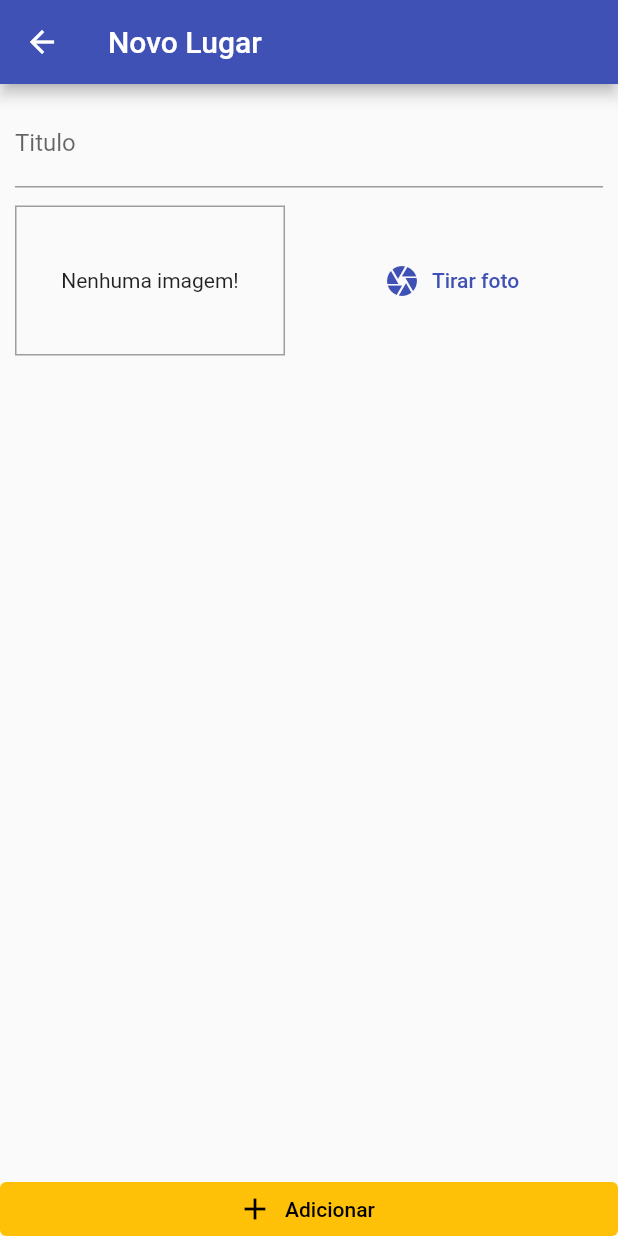
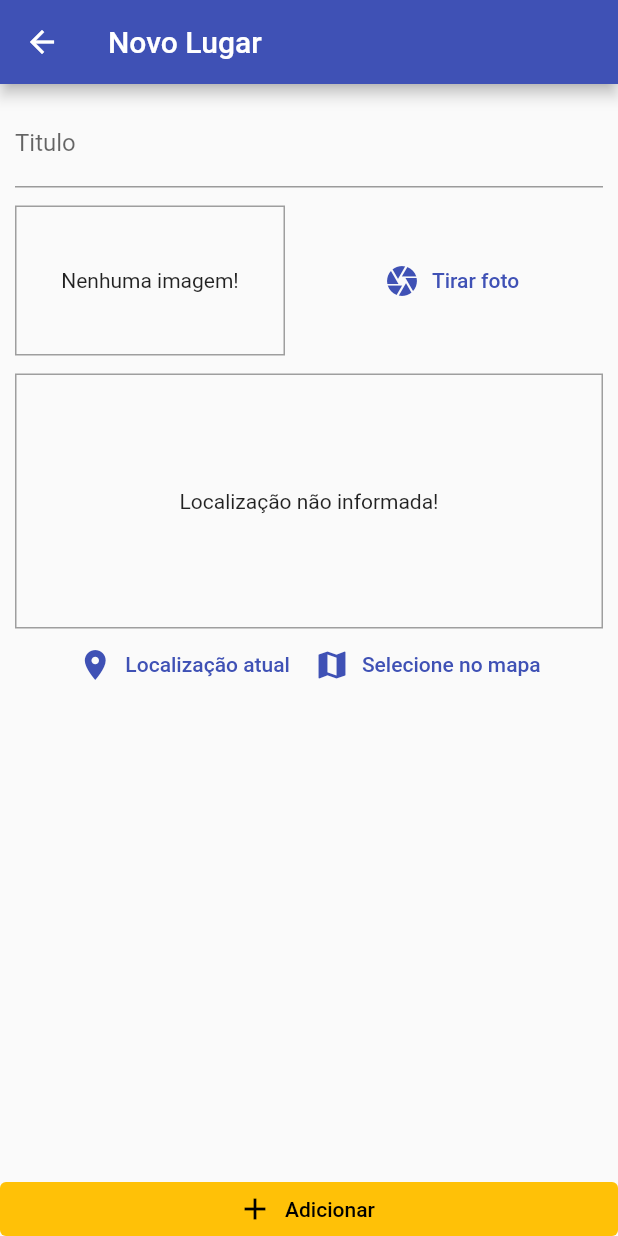
Before and after one commit to IagoEngel/great_places, a Flutter app: the screen it shows after launch, after a tap on the "add" icon, on a phone screen of 412 x 824 dp. Run offline on Flutter 3.47's test engine with Material 2 defaults, Android fonts, the phone set to English and light mode, and no system bars; our stand-ins replace google_maps_flutter, image_picker, location, sqflite; accounts and stored records are empty.

Commit message:
Aula 340 até 353

```diff
--- a/lib/main.dart
+++ b/lib/main.dart
@@ -14,7 +14,6 @@ class MyApp extends StatelessWidget {
   const MyApp({super.key});
   @override
   Widget build(BuildContext context) {
-    print('aaaaa');
     return ChangeNotifierProvider(
       create: (_) => GreatPlaces(),
       child: MaterialApp(
--- a/lib/models/place.dart
+++ b/lib/models/place.dart
@@ -5,7 +5,7 @@ class PlaceLocation {
   final double longitude;
   final String? address;
 
-  PlaceLocation({
+  const PlaceLocation({
     required this.latitude,
     required this.longitude,
     this.address,
--- a/lib/providers/great_places.dart
+++ b/lib/providers/great_places.dart
@@ -4,9 +4,25 @@ import 'dart:math';
 import 'package:flutter/material.dart';
 
 import '../models/place.dart';
+import '../utils/db_util.dart';
 
 class GreatPlaces with ChangeNotifier {
-  final List<Place> _items = [];
+  List<Place> _items = [];
+
+  Future<void> loadPlaces() async {
+    final dataList = await DBUtil.getDatabase('places');
+
+    _items = dataList.map(
+      (item) => Place(
+        id: item['id'],
+        title: item['title'],
+        location: null,
+        image: File(item['image']),
+      ),
+    ).toList();
+
+    notifyListeners();
+  }
 
   List<Place> get item => [..._items];
 
@@ -23,6 +39,16 @@ class GreatPlaces with ChangeNotifier {
     );
 
     _items.add(newPlace);
+
+    DBUtil.insert(
+      'places',
+      {
+        'id': newPlace.id,
+        'title': newPlace.title,
+        'image': newPlace.image.path,
+      },
+    );
+
     notifyListeners();
   }
 }
--- a/lib/screens/place_form_screen.dart
+++ b/lib/screens/place_form_screen.dart
@@ -5,6 +5,7 @@ import 'package:provider/provider.dart';
 
 import '../providers/great_places.dart';
 import '../widgets/image_input.dart';
+import '../widgets/location_input.dart';
 
 class PlaceFormScreen extends StatefulWidget {
   const PlaceFormScreen({super.key});
@@ -17,7 +18,7 @@ class _PlaceFormScreenState extends State<PlaceFormScreen> {
   final _titleController = TextEditingController();
   File? _pickedImage;
 
-  void _selectImage(File pickedImage){
+  void _selectImage(File pickedImage) {
     _pickedImage = pickedImage;
   }
 
@@ -57,6 +58,8 @@ class _PlaceFormScreenState extends State<PlaceFormScreen> {
                     ),
                     const SizedBox(height: 12),
                     ImageInput(_selectImage),
+                    const SizedBox(height: 12),
+                    const LocationInput(),
                   ],
                 ),
               ),
--- a/lib/screens/place_list_screen.dart
+++ b/lib/screens/place_list_screen.dart
@@ -20,22 +20,30 @@ class PlacesListScreen extends StatelessWidget {
           ),
         ],
       ),
-      body: Consumer<GreatPlaces>(
+      body: FutureBuilder(
+        future: Provider.of<GreatPlaces>(context, listen: false).loadPlaces(),
+        builder: (context, snapshot) => snapshot.connectionState ==
+                ConnectionState.waiting
+            ? const Center(
+                child: CircularProgressIndicator(),
+              )
+            : Consumer<GreatPlaces>(
                 child: const Center(
                   child: Text('Nenhum local cadastrado!'),
                 ),
-        builder: (context, greatPlaces, child) => greatPlaces.itemsCount == 0
+                builder: (context, greatPlaces, child) =>
+                    greatPlaces.itemsCount == 0
                         ? child!
                         : ListView.builder(
                             itemCount: greatPlaces.itemsCount,
                             itemBuilder: (context, index) => ListTile(
                               leading: CircleAvatar(
-                    backgroundImage: FileImage(greatPlaces.itemByIndex(index).image),
+                                backgroundImage: FileImage(
+                                    greatPlaces.itemByIndex(index).image),
                               ),
                               title: Text(greatPlaces.itemByIndex(index).title),
-                  onTap: () {
-
-                  },
+                              onTap: () {},
+                            ),
                           ),
               ),
       ),
--- /dev/null
+++ b/lib/utils/db_util.dart
@@ -0,0 +1,34 @@
+import 'package:sqflite/sqflite.dart' as sql;
+import 'package:path/path.dart' as path;
+
+class DBUtil {
+  static Future<sql.Database> database() async {
+    final dbPath = await sql.getDatabasesPath();
+
+    return sql.openDatabase(
+      path.join(dbPath, 'places.db'),
+      version: 1,
+      onCreate: (db, version) {
+        return db.execute(
+          'CREATE TABLE places (id TEXT PRIMARY KEY, title TEXT, image TEXT)',
+        );
+      },
+    );
+  }
+
+  static Future<void> insert(String table, Map<String, Object> data) async {
+    final db = await DBUtil.database();
+
+    await db.insert(
+      table,
+      data,
+      conflictAlgorithm: sql.ConflictAlgorithm.replace,
+    );
+  }
+
+  static Future<List<Map<String, dynamic>>> getDatabase(String table) async {
+    final db = await DBUtil.database();
+
+    return db.query(table);
+  }
+}
--- /dev/null
+++ b/lib/utils/location_util.dart
@@ -0,0 +1,10 @@
+const googleApiKey = 'AIzaSyAdD9NBAhmHV_2IyMYBGKI2ybke33Yb1fc';
+
+class LocationUtil {
+  static String generateLocationPreviewImage({
+    double? latitude,
+    double? longitude,
+  }) {
+    return 'https://maps.googleapis.com/maps/api/staticmap?center=$latitude,$longitude&zoom=13&size=600x300&maptype=roadmap&markers=color:red%7Clabel:A%$latitude,$longitude&key=$googleApiKey';
+  }
+}
--- /dev/null
+++ b/lib/widgets/location_input.dart
@@ -0,0 +1,85 @@
+import 'package:flutter/material.dart';
+import 'package:location/location.dart';
+
+import '../screens/map_screen.dart';
+import '../utils/location_util.dart';
+
+class LocationInput extends StatefulWidget {
+  const LocationInput({super.key});
+
+  @override
+  State<LocationInput> createState() => _LocationInputState();
+}
+
+class _LocationInputState extends State<LocationInput> {
+  String? _previewImageUrl;
+
+  Future<void> _getCurrentUserLocation() async {
+    final locData = await Location().getLocation();
+
+    final staticMapImageUrl = LocationUtil.generateLocationPreviewImage(
+      latitude: locData.latitude!,
+      longitude: locData.longitude!,
+    );
+
+    setState(() {
+      _previewImageUrl = staticMapImageUrl;
+    });
+  }
+
+  Future<void> _selectOnMap() async {
+    final selectedPosition = await Navigator.of(context).push(
+      MaterialPageRoute(
+        fullscreenDialog: true,
+        builder: (_) => const MapScreen(),
+      ),
+    );
+
+    if(selectedPosition == null) return;
+
+    print(selectedPosition);
+  }
+
+  @override
+  Widget build(BuildContext context) {
+    return Column(
+      children: [
+        Container(
+          height: 170,
+          width: double.infinity,
+          decoration: BoxDecoration(
+            border: Border.all(
+              width: 1,
+              color: Colors.grey,
+            ),
+          ),
+          alignment: Alignment.center,
+          child: _previewImageUrl == null
+              ? const Center(
+                  child: Text('Localização não informada!'),
+                )
+              : Image.network(
+                  _previewImageUrl!,
+                  fit: BoxFit.cover,
+                  width: double.infinity,
+                ),
+        ),
+        Row(
+          mainAxisAlignment: MainAxisAlignment.center,
+          children: [
+            TextButton.icon(
+              onPressed: _getCurrentUserLocation,
+              icon: const Icon(Icons.location_on),
+              label: const Text('Localização atual'),
+            ),
+            TextButton.icon(
+              onPressed: _selectOnMap,
+              icon: const Icon(Icons.map),
+              label: const Text('Selecione no mapa'),
+            ),
+          ],
+        ),
+      ],
+    );
+  }
+}
--- a/pubspec.yaml
+++ b/pubspec.yaml
@@ -34,6 +34,9 @@ dependencies:
   image_picker:
   path:
   path_provider:
+  sqflite:
+  location:
+  google_maps_flutter:
 
 
   # The following adds the Cupertino Icons font to your application.
```
Also changed, not shown: lib/screens/map_screen.dart (added, +67 -0 lines), pubspec.lock, 4 other files. Lines whose indentation alone changed are shown as unchanged.
